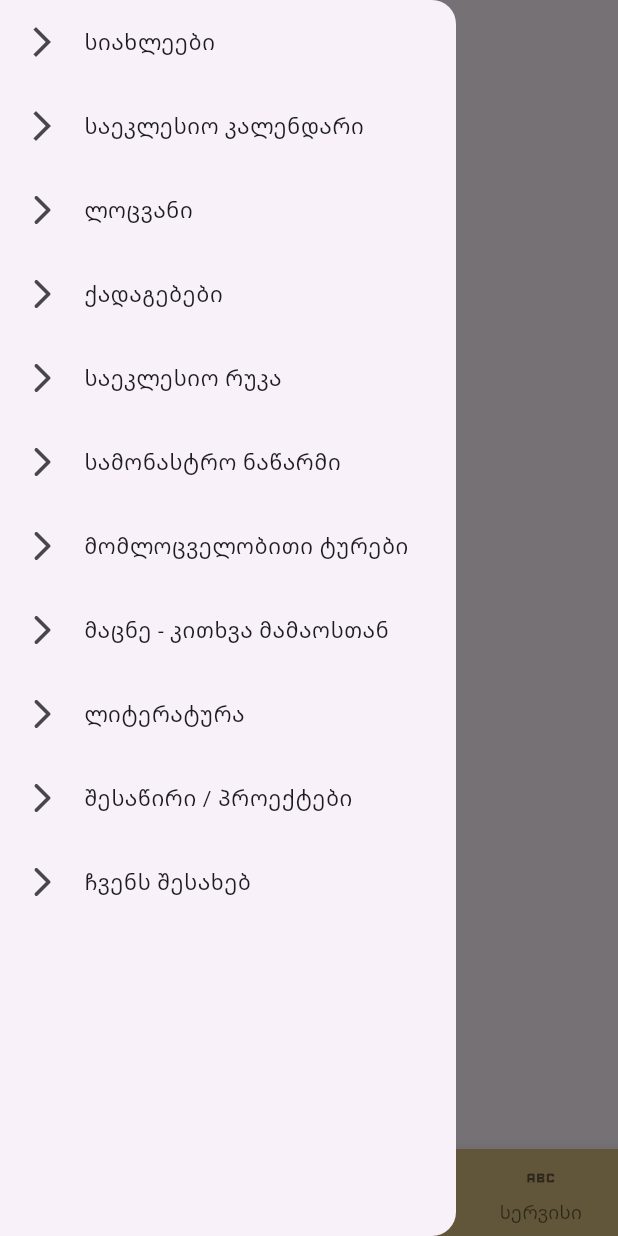
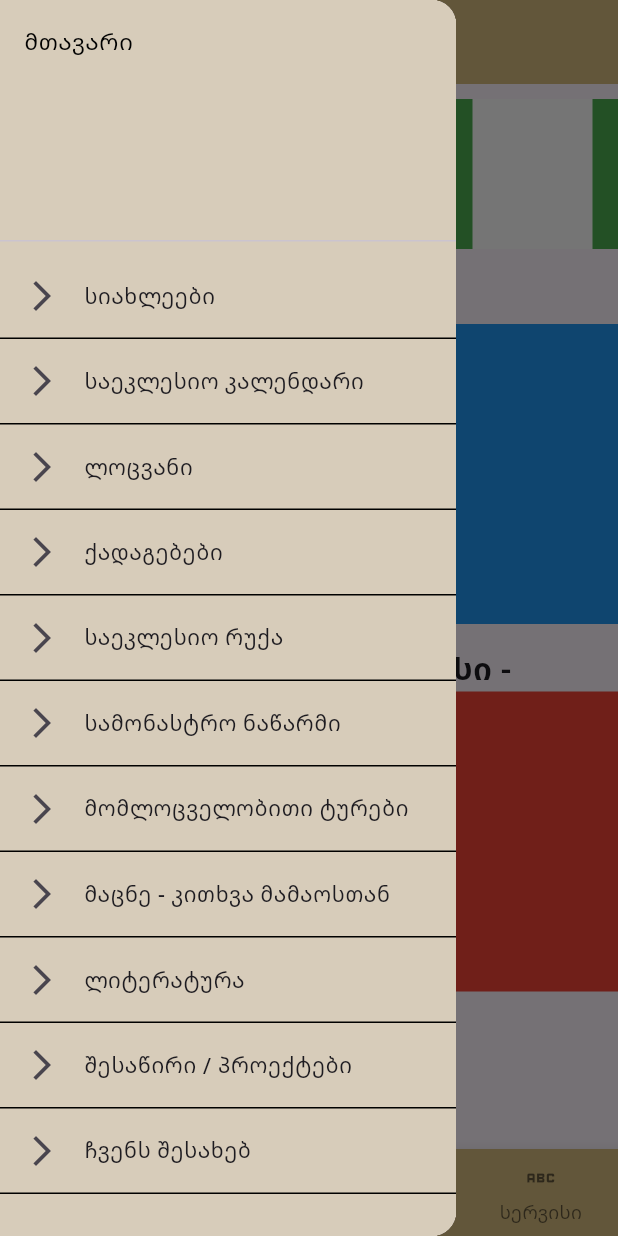
Before and after one commit to durdunela/church-app, a Flutter app: the HomePage screen opened directly, with the side drawer open, on a phone screen of 412 x 824 dp. Run offline on Flutter 3.47's test engine with Material 3 defaults, Android fonts, the phone set to English and light mode, and no system bars; our stand-ins replace flutter_svg.

```diff
--- a/church_application/lib/main.dart
+++ b/church_application/lib/main.dart
@@ -62,7 +62,7 @@ class MyApp extends StatelessWidget {
                 child: Builder(
                   builder: (BuildContext context) {
                     final TabController tabController =
-                        DefaultTabController.of(context)!;
+                        DefaultTabController.of(context);
 
                     return TabBarView(
                       children: [
--- a/church_application/lib/pages/home_page.dart
+++ b/church_application/lib/pages/home_page.dart
@@ -13,7 +13,7 @@ class _HomePageState extends State<HomePage> {
   int _selectedIndex = 0;
 
   static const List<Widget> _pages = <Widget>[
-    Center(child: Text('მთავარი')),
+    MainPage(),
     Center(child: Text('ლოცვანი')),
     Center(child: Text('ნაწარმი')),
     Center(child: Text('სერვისი')),
@@ -30,8 +30,11 @@ class _HomePageState extends State<HomePage> {
     return Scaffold(
       appBar: AppBar(
         title: const Text('Church Application'),
+        backgroundColor: const Color(0xFFD5BB7E),
       ),
-      drawer: const CustomDrawer(),
+      drawer: const CustomDrawer(
+        text: 'მთავარი',
+      ),
       body: _pages[_selectedIndex],
       bottomNavigationBar: CustomNavbar(
         selectedIndex: _selectedIndex,
@@ -40,3 +43,61 @@ class _HomePageState extends State<HomePage> {
     );
   }
 }
+
+class MainPage extends StatelessWidget {
+  const MainPage({super.key});
+
+  @override
+  Widget build(BuildContext context) {
+    final int itemCount = 5;
+
+    return Column(
+      children: [
+        const SizedBox(
+          height: 10,
+        ),
+        Container(
+          height: 100,
+          color: Colors.green,
+          child: ListView.separated(
+            itemCount: itemCount,
+            scrollDirection: Axis.horizontal,
+            separatorBuilder: (context, index) => const SizedBox(width: 25),
+            itemBuilder: (context, index) {
+              return Container(
+                width: 80,
+                height: 80,
+                color: Colors.white,
+              );
+            },
+          ),
+        ),
+        const SizedBox(
+          height: 10,
+        ),
+        const Text(
+          '- სიახლეები -',
+          style: TextStyle(fontSize: 20, fontWeight: FontWeight.bold),
+        ),
+        const SizedBox(
+          height: 10,
+        ),
+        Container(
+          color: Colors.blue,
+          height: 200,
+        ),
+        const SizedBox(
+          height: 15,
+        ),
+        const Text(
+          '- დამატებითი სერვისი -',
+          style: TextStyle(fontSize: 20, fontWeight: FontWeight.bold),
+        ),
+        Container(
+          color: Colors.red,
+          height: 200,
+        ),
+      ],
+    );
+  }
+}
--- a/church_application/lib/pages/login_card.dart
+++ b/church_application/lib/pages/login_card.dart
@@ -1,6 +1,5 @@
 import 'package:church_application/pages/config.dart';
 import 'package:church_application/pages/home_page.dart';
-import 'package:church_application/pages/singup_card.dart';
 import 'package:church_application/widgets/custom_elevatedbutton.dart';
 import 'package:church_application/widgets/custom_textfield.dart';
 import 'package:flutter/material.dart';
@@ -95,6 +94,7 @@ class _LoginCardState extends State<LoginCard> {
                 controller: passwordController,
                 hintText: 'პაროლი',
                 prefixIcon: Icon(Icons.lock),
+                isPassword: true,
               ),
               const SizedBox(height: 15),
               if (errorMessage != null)
--- a/church_application/lib/pages/singup_card.dart
+++ b/church_application/lib/pages/singup_card.dart
@@ -97,7 +97,7 @@ class _SignupCardState extends State<SignupCard> {
   }
 
   bool _isValidPhoneNumber(String phone) {
-    final regex = RegExp(r'^\d{9}$');
+    final regex = RegExp(r'^\d{12}$');
     return regex.hasMatch(phone);
   }
 
@@ -127,6 +127,7 @@ class _SignupCardState extends State<SignupCard> {
                 controller: passwordController,
                 hintText: 'პაროლი',
                 prefixIcon: Icon(Icons.lock),
+                isPassword: true,
               ),
               const SizedBox(height: 15),
               CustomRoundedTextField(
--- a/church_application/lib/widgets/custom_drawer.dart
+++ b/church_application/lib/widgets/custom_drawer.dart
@@ -1,139 +1,100 @@
-import 'package:church_application/pages/church_calendar.dart';
 import 'package:church_application/pages/home_page.dart';
 import 'package:flutter/material.dart';
 
 class CustomDrawer extends StatelessWidget {
-  const CustomDrawer({super.key});
+  final String text;
+
+  const CustomDrawer({
+    super.key,
+    required this.text,
+  });
 
   @override
   Widget build(BuildContext context) {
     return Drawer(
-      child: ListView(
-        padding: EdgeInsets.zero,
-        children: <Widget>[
-          ListTile(
-            leading: const Icon(Icons.arrow_forward_ios_outlined),
-            title: const Text(
-              'სიახლეები',
-              style: TextStyle(fontSize: 14),
+      child: Container(
+        color: const Color(0xFFD7CCBA),
+        child: ListView(
+          padding: EdgeInsets.zero,
+          children: [
+            DrawerHeader(
+              decoration: const BoxDecoration(
+                color: Color(0xFFD7CCBA),
+              ),
+              child: Text(
+                text,
+                style: const TextStyle(color: Colors.black, fontSize: 15),
+              ),
             ),
-            onTap: () {
+            _buildListTileWithDivider('სიახლეები', () {
               Navigator.of(context).push(
                   MaterialPageRoute(builder: (context) => const HomePage()));
-            },
-          ),
-          ListTile(
-            leading: const Icon(Icons.arrow_forward_ios_outlined),
-            title: const Text(
-              'საეკლესიო კალენდარი',
-              style: TextStyle(fontSize: 14),
-            ),
-            onTap: () {
-              Navigator.of(context).push(MaterialPageRoute(
-                  builder: (context) => const ChurchCalendar()));
-            },
-          ),
-          ListTile(
-            leading: const Icon(Icons.arrow_forward_ios_rounded),
-            title: const Text(
-              'ლოცვანი',
-              style: TextStyle(fontSize: 14),
-            ),
-            onTap: () {
-              Navigator.of(context).push(MaterialPageRoute(
-                  builder: (context) => const ChurchCalendar()));
-            },
-          ),
-          ListTile(
-            leading: const Icon(Icons.arrow_forward_ios_rounded),
-            title: const Text(
-              'ქადაგებები',
-              style: TextStyle(fontSize: 14),
-            ),
-            onTap: () {
-              Navigator.of(context).push(MaterialPageRoute(
-                  builder: (context) => const ChurchCalendar()));
-            },
-          ),
-          ListTile(
-            leading: const Icon(Icons.arrow_forward_ios_rounded),
-            title: const Text(
-              'საეკლესიო რუკა',
-              style: TextStyle(fontSize: 14),
-            ),
-            onTap: () {
-              Navigator.of(context).push(MaterialPageRoute(
-                  builder: (context) => const ChurchCalendar()));
-            },
-          ),
-          ListTile(
-            leading: const Icon(Icons.arrow_forward_ios_rounded),
-            title: const Text(
-              'სამონასტრო ნაწარმი',
-              style: TextStyle(fontSize: 14),
-            ),
-            onTap: () {
-              Navigator.of(context).push(MaterialPageRoute(
-                  builder: (context) => const ChurchCalendar()));
-            },
-          ),
-          ListTile(
-            leading: const Icon(Icons.arrow_forward_ios_rounded),
-            title: const Text(
-              'მომლოცველობითი ტურები',
-              style: TextStyle(fontSize: 14),
-            ),
-            onTap: () {
-              Navigator.of(context).push(MaterialPageRoute(
-                  builder: (context) => const ChurchCalendar()));
-            },
-          ),
-          ListTile(
-            leading: const Icon(Icons.arrow_forward_ios_rounded),
-            title: const Text(
-              'მაცნე - კითხვა მამაოსთან',
-              style: TextStyle(fontSize: 14),
-            ),
-            onTap: () {
-              Navigator.of(context).push(MaterialPageRoute(
-                  builder: (context) => const ChurchCalendar()));
-            },
-          ),
-          ListTile(
-            leading: const Icon(Icons.arrow_forward_ios_rounded),
-            title: const Text(
-              'ლიტერატურა',
-              style: TextStyle(fontSize: 14),
-            ),
-            onTap: () {
-              Navigator.of(context).push(MaterialPageRoute(
-                  builder: (context) => const ChurchCalendar()));
-            },
-          ),
-          ListTile(
-            leading: const Icon(Icons.arrow_forward_ios_rounded),
-            title: const Text(
-              'შესაწირი / პროექტები',
-              style: TextStyle(fontSize: 14),
-            ),
-            onTap: () {
-              Navigator.of(context).push(MaterialPageRoute(
-                  builder: (context) => const ChurchCalendar()));
-            },
-          ),
-          ListTile(
-            leading: const Icon(Icons.arrow_forward_ios_rounded),
-            title: const Text(
-              'ჩვენს შესახებ',
-              style: TextStyle(fontSize: 14),
-            ),
-            onTap: () {
-              Navigator.of(context).push(MaterialPageRoute(
-                  builder: (context) => const ChurchCalendar()));
-            },
-          ),
-        ],
+            }),
+            _buildListTileWithDivider('საეკლესიო კალენდარი', () {
+              Navigator.of(context).push(
+                  MaterialPageRoute(builder: (context) => const HomePage()));
+            }),
+            _buildListTileWithDivider('ლოცვანი', () {
+              Navigator.of(context).push(
+                  MaterialPageRoute(builder: (context) => const HomePage()));
+            }),
+            _buildListTileWithDivider('ქადაგებები', () {
+              Navigator.of(context).push(
+                  MaterialPageRoute(builder: (context) => const HomePage()));
+            }),
+            _buildListTileWithDivider('საეკლესიო რუქა', () {
+              Navigator.of(context).push(
+                  MaterialPageRoute(builder: (context) => const HomePage()));
+            }),
+            _buildListTileWithDivider('სამონასტრო ნაწარმი', () {
+              Navigator.of(context).push(
+                  MaterialPageRoute(builder: (context) => const HomePage()));
+            }),
+            _buildListTileWithDivider('მომლოცველობითი ტურები', () {
+              Navigator.of(context).push(
+                  MaterialPageRoute(builder: (context) => const HomePage()));
+            }),
+            _buildListTileWithDivider('მაცნე - კითხვა მამაოსთან', () {
+              Navigator.of(context).push(
+                  MaterialPageRoute(builder: (context) => const HomePage()));
+            }),
+            _buildListTileWithDivider('ლიტერატურა', () {
+              Navigator.of(context).push(
+                  MaterialPageRoute(builder: (context) => const HomePage()));
+            }),
+            _buildListTileWithDivider('შესაწირი / პროექტები', () {
+              Navigator.of(context).push(
+                  MaterialPageRoute(builder: (context) => const HomePage()));
+            }),
+            _buildListTileWithDivider('ჩვენს შესახებ', () {
+              Navigator.of(context).push(
+                  MaterialPageRoute(builder: (context) => const HomePage()));
+            }),
+          ],
+        ),
       ),
     );
   }
+
+  Widget _buildListTileWithDivider(String title, VoidCallback onTap) {
+    return Column(
+      children: [
+        ListTile(
+          leading: const Icon(Icons.arrow_forward_ios_outlined),
+          title: Text(
+            title,
+            style: const TextStyle(fontSize: 14, fontWeight: FontWeight.w500),
+          ),
+          contentPadding:
+              const EdgeInsets.symmetric(vertical: 0, horizontal: 16),
+          onTap: onTap,
+        ),
+        const Divider(
+          height: 1,
+          thickness: 1,
+          color: Colors.black,
+        ),
+      ],
+    );
+  }
 }
--- a/church_application/lib/widgets/tabbar.dart
+++ b/church_application/lib/widgets/tabbar.dart
@@ -46,8 +46,8 @@ class _AuthPageState extends State<AuthPage>
       body: TabBarView(
         controller: _tabController,
         children: [
-          SignupCard(onSwitchToSignIn: switchToSignIn), // Passing the callback
-          LoginCard(onSwitchToSignUp: switchToSignUp), // Passing the callback
+          SignupCard(onSwitchToSignIn: switchToSignIn),
+          LoginCard(onSwitchToSignUp: switchToSignUp),
         ],
       ),
     );
```
Also changed, not shown: church_application/lib/old/oldcode_signin.txt (renamed from church_application/lib/pages/oldcode_signin.txt), church_application/lib/old/oldcode_signup.txt (renamed from church_application/lib/pages/oldcode_signup.txt).
